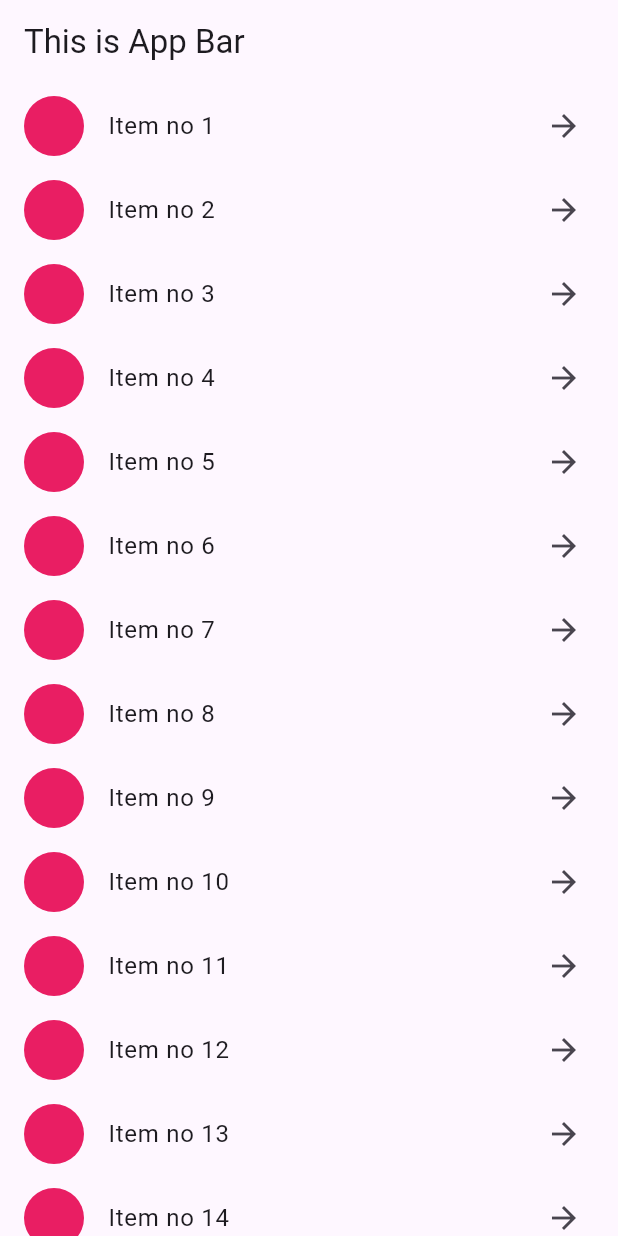
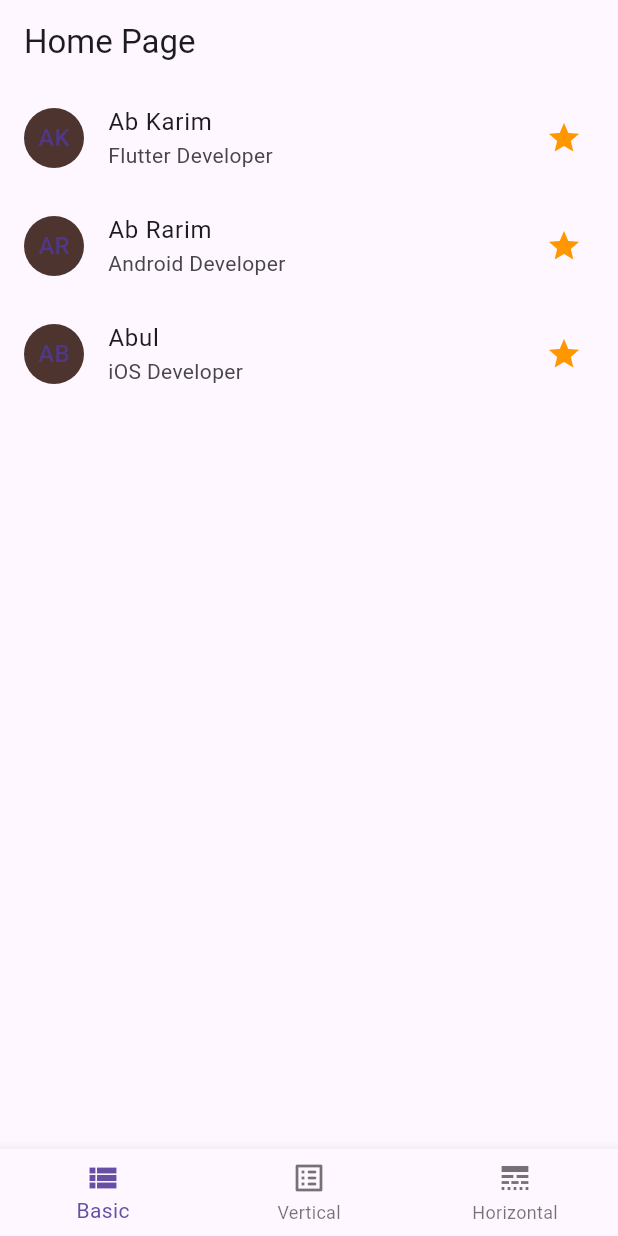
Before and after one commit to mojidul-dev-pwd/project-test-app, a Flutter app: the screen it shows after launch, on a phone screen of 412 x 824 dp. Run offline on Flutter 3.47's test engine with Material 3 defaults, Android fonts, the phone set to English and light mode, and no system bars; our stand-ins replace bloc, equatable, flutter_bloc.

Commit message:
varities-list-view

```diff
--- a/lib/main.dart
+++ b/lib/main.dart
@@ -1,18 +1,162 @@
 import 'package:flutter/material.dart';
-import 'package:meta/dart2js.dart';
+import 'package:flutter/rendering.dart';
+
+void main() => runApp(MyApp());
+
+class MyApp extends StatelessWidget {
+  static final String title = 'ListView Deep Dive';
+
+  @override
+  Widget build(BuildContext context) {
+    return MaterialApp(
+      debugShowCheckedModeBanner: false,
+      title: title,
+      theme: ThemeData(primarySwatch: Colors.blue),
+      //home: HomePage(title: title),
+      home: HomePage(),
+    );
+  }
+}
+
+class HomePage extends StatefulWidget {
+  //final String title;
+
+  HomePage();
+
+  @override
+  _HomePageState createState() => _HomePageState();
+}
+
+class _HomePageState extends State<HomePage> {
+  int index = 0;
+  final items = List.generate(100, (counter) => 'Item: $counter');
+
+  @override
+  Widget build(BuildContext context) {
+    return Scaffold(
+      appBar: AppBar(
+        title: Text("Home Page"),
+      ),
+      body: buildListViews(),
+      bottomNavigationBar: BottomNavigationBar(
+        currentIndex: index,
+        items: [
+          BottomNavigationBarItem(
+            icon: Icon(Icons.view_list),
+            label: 'Basic',
+          ),
+          BottomNavigationBarItem(
+            icon: Icon(Icons.list_alt_rounded),
+            label: 'Vertical',
+          ),
+          BottomNavigationBarItem(
+            icon: Icon(Icons.line_style),
+            label: 'Horizontal',
+          ),
+        ],
+        onTap: (int index) => setState(() => this.index = index),
+      ),
+    );
+  }
+
+  Widget buildListViews() {
+    if (index == 0) {
+      return buildBasicListView();
+    } else if (index == 1) {
+      return buildVerticalListView();
+    } else if (index == 2) {
+      return buildHorizontalListView();
+    } else {
+      return Container();
+    }
+  }
+
+  // Basic List View Builder method
+  Widget buildBasicListView() {
+    return ListView(
+      children: [
+        ListTile(
+          leading: CircleAvatar(
+            backgroundColor: Colors.brown.shade800,
+            child: Text('AK'),
+          ),
+          title: Text('Ab Karim'),
+          subtitle: Text('Flutter Developer'),
+          trailing: Icon(Icons.star, color: Colors.orange),
+        ),
+        ListTile(
+          leading: CircleAvatar(
+            backgroundColor: Colors.brown.shade800,
+            child: Text('AR'),
+          ),
+          title: Text('Ab Rarim'),
+          subtitle: Text('Android Developer'),
+          trailing: Icon(Icons.star, color: Colors.orange),
+        ),
+        ListTile(
+          leading: CircleAvatar(
+            backgroundColor: Colors.brown.shade800,
+            child: Text('AB'),
+          ),
+          title: Text('Abul'),
+          subtitle: Text('iOS Developer'),
+          trailing: Icon(Icons.star, color: Colors.orange),
+        ),
+      ],
+    );
+  }
+
+  // Vertical List View Builder method
+  Widget buildVerticalListView() {
+    return ListView.separated(
+      separatorBuilder: (context, index) => Divider(
+        color: Colors.black,
+      ),
+      itemCount: items.length,
+      itemBuilder: (context, index) {
+        return ListTile(
+          title: Text(items[index]),
+        );
+      },
+    );
+  }
+
+  // Horizontal List View Builder method
+  Widget buildHorizontalListView() {
+    return ListView.separated(
+      padding: EdgeInsets.all(16),
+      scrollDirection: Axis.horizontal,
+      separatorBuilder: (context, index) =>
+          Divider(
+            color: Colors.black,
+          ),
+      itemCount: items.length,
+      itemBuilder: (context, index) {
+        return Container(
+          width: 100,
+          height: 50,
+          child: ListTile(
+            title: Text(items[index]),
+          ),
+        );
+      },
+    );
+  }
+
+
+  }
+
+
+/*
 
 void main() {
 runApp(MaterialApp(
 title: "Test App",
-    //theme: ThemeData(
-      //primarySwatch: Colors.blue,
-    //),
 home: Scaffold(
  appBar: AppBar(title: Text("This is App Bar"),),
       body: MyAppListView()
  )
  ));
-}
 
 class MyAppListView extends StatefulWidget {
   const MyAppListView({super.key});
@@ -49,6 +193,7 @@ class _MyAppListViewState extends State<MyAppListView> {
           );
         }
     );
+    */
     /*
     return ListView(
       children: [
@@ -99,10 +244,10 @@ class _MyAppListViewState extends State<MyAppListView> {
       ],
     );
    */
-  }
-}
+  //}
+//}
 
-
+/*
 class MyAppRow extends StatelessWidget {
   const MyAppRow({super.key});
 
@@ -237,3 +382,4 @@ class CustomButton extends StatelessWidget{
     );
   }
 }
+*/
```
Lines whose indentation alone changed are shown as unchanged.
